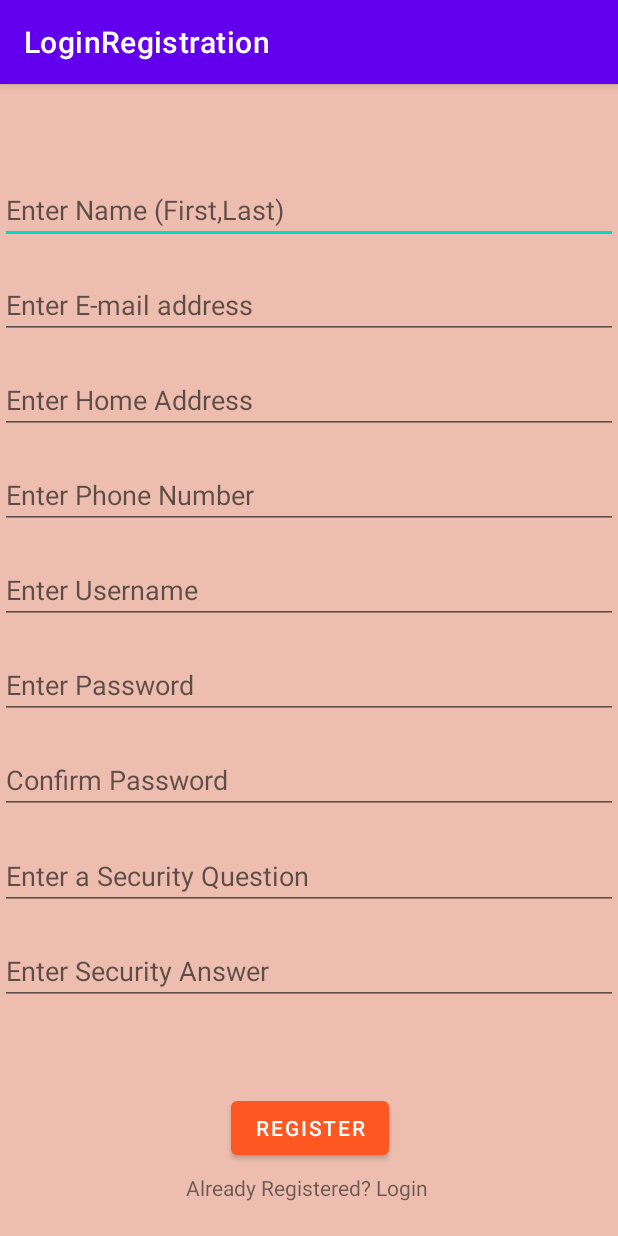
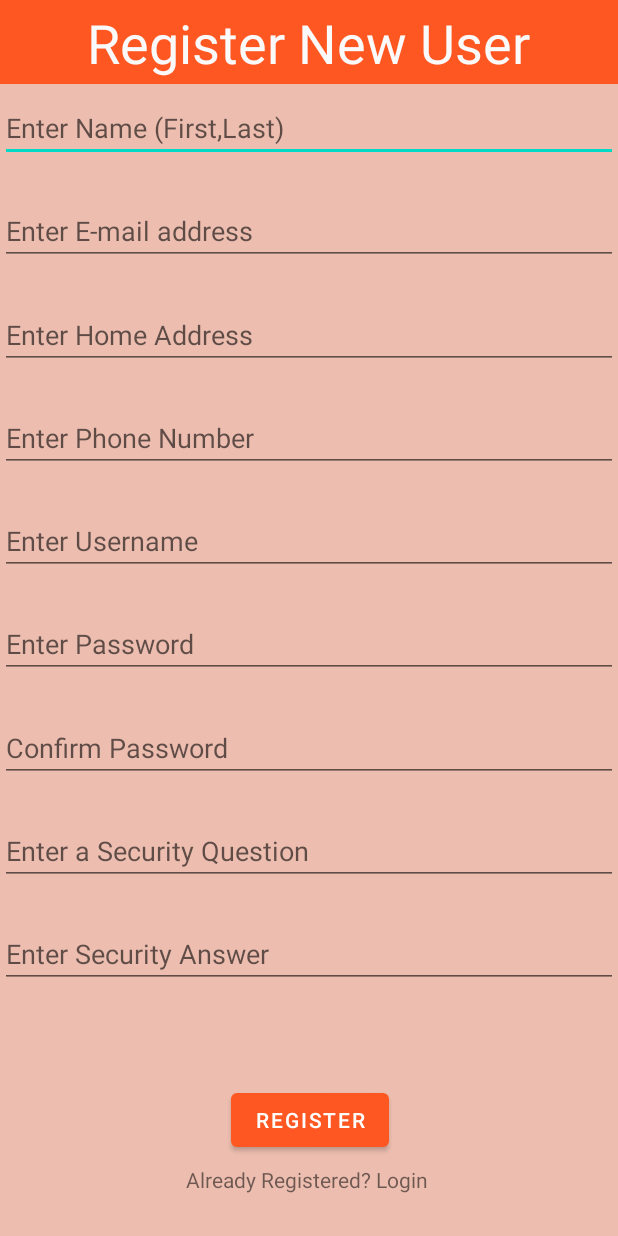
Before and after one commit to devasriwarrier/PHMS, an Android app: the screen it shows after launch (RegisterActivity), after a tap on "Register Here.", on a phone screen of 412 x 824 dp. Run offline under Robolectric (Android 15) with nearby library versions, the phone set to English and light mode, and no system bars.

Commit message:
Jason Password Functionalities

```diff
--- a/app/src/main/java/com/example/loginregistration/DatabaseHelper.java
+++ b/app/src/main/java/com/example/loginregistration/DatabaseHelper.java
@@ -21,11 +21,11 @@ public class DatabaseHelper extends SQLiteOpenHelper {
     public static final String COL_2 = "Username";
     public static final String COL_3 = "Password";
     public static final String COL_4 = "Name";
-    public static final String COL_5 = "Email"; //TODO: Jason remember to handle this
-    public static final String COL_6 = "Address"; //TODO: Jason remember to handle this
-    public static final String COL_7 = "Phone"; //TODO: Jason remember to handle this
-    public static final String COL_8 = "Security_Question"; //TODO: Jason remember to handle this
-    public static final String COL_9 = "Security_Answer"; //TODO: Jason remember to handle this
+    public static final String COL_5 = "Email";
+    public static final String COL_6 = "Address";
+    public static final String COL_7 = "Phone";
+    public static final String COL_8 = "Security_Question";
+    public static final String COL_9 = "Security_Answer";
     public static final String MEDICATION = "medication";
     public static final String COL_10 = "Medication_ID";
     public static final String COL_11 = "Medication_Name";
@@ -33,23 +33,23 @@ public class DatabaseHelper extends SQLiteOpenHelper {
     public static final String COL_13 = "How_Much";
     public static final String COL_14 = "How_Long";
     public static final String COL_15 = "User_ID";
-    public static final String TABLE_NAME_PERSONAL_INFO = "personalInfo";
+    public static final String TABLE_NAME_PERSONAL_INFO = "personalInfo"; // TODO: Devasri
     public static final String COL_16 = "ID"; //all columns in DB
-    public static final String COL_17 = "WEIGHT"; //TODO: Devasri remember to handle this in Monitoring System
+    public static final String COL_17 = "WEIGHT";
     public static final String COL_18 = "HEIGHT";
     public static final String COL_19 = "AGE";
     public static final String COL_20 = "GENDER";
-    public static final String COL_21 = "DOCTOR_NAME"; //TODO: Devasri remember to handle this in Monitoring System
-    public static final String COL_22 = "DOCTOR_EMAIL"; //TODO: Devasri remember to handle this in Monitoring System
+    public static final String COL_21 = "DOCTOR_NAME";
+    public static final String COL_22 = "DOCTOR_EMAIL";
     public static final String COL_23 = "PHARM_NAME";
     public static final String COL_24 = "PHARM_EMAIL";
     public static final String COL_25 = "KIN_NAME";
     public static final String COL_26 = "KIN_EMAIL";
     public static final String COL_27 = "VISIT_DATE";
     public static final String COL_28 = "User_ID";
-    public static String currentUser = "";
-    public static int currentUserID = -1;
-    //TODO: Might need to add variables for "diet"
+    protected static String currentUser = "";
+    protected static int currentUserID = -1;
+    protected static String currentUserEmail = "";
 
     public DatabaseHelper(@Nullable Context context) {
         super(context, DATABASE_NAME, null, 1);
@@ -118,8 +118,6 @@ public class DatabaseHelper extends SQLiteOpenHelper {
         db.close();
 
         return count > 0;
-
-
     }
 
     public boolean addMedication(String medName, String timeToTake, String howMuch, String howLong) {
@@ -139,7 +137,7 @@ public class DatabaseHelper extends SQLiteOpenHelper {
         return res != -1;
     }
 
-    public void setCurrentUserID(String user){
+    protected void setCurrentUserID(String user){
         SQLiteDatabase read = getReadableDatabase();
 
         String[] columns = {COL_1};
@@ -150,6 +148,37 @@ public class DatabaseHelper extends SQLiteOpenHelper {
         cursor.moveToFirst();
         currentUserID = cursor.getInt(0);
         cursor.close();
+    }
+
+    protected void setCurrentUserEmail(){
+        SQLiteDatabase read = getReadableDatabase();
+
+        String[] columns = {COL_5};
+        String selection = COL_1 + "=?" + " and " + COL_2 + "=?";
+        String[] selectionArgs = {String.valueOf(currentUserID), currentUser};
+
+        Cursor cursor = read.query(USER_INFO, columns, selection, selectionArgs, null, null, null);
+        cursor.moveToFirst();
+        currentUserEmail = cursor.getString(0);
+        System.out.println("Current User Email: " + currentUserEmail);
+        cursor.close();
+    }
+
+    public boolean checkPasswordsMatch(String password){
+        System.out.println(password);
+        SQLiteDatabase read = getReadableDatabase();
+
+        String[] columns = {COL_3};
+        String selection = COL_1 + "=?" + " and " + COL_2 + "=?";
+        String[] selectionArgs = {String.valueOf(currentUserID), currentUser};
+
+        Cursor cursor = read.query(USER_INFO, columns, selection, selectionArgs, null, null, null);
+
+        cursor.moveToFirst();
+        String currentPassword = cursor.getString(0);
+        cursor.close();
+        System.out.println("Current password: " + currentPassword);
+        return currentPassword.equals(password);
     }
 
     public Cursor viewMedication(){
--- a/app/src/main/java/com/example/loginregistration/LoginActivity.java
+++ b/app/src/main/java/com/example/loginregistration/LoginActivity.java
@@ -52,6 +52,7 @@ public class LoginActivity<textView> extends AppCompatActivity {
                 Intent HomePage = new Intent(LoginActivity.this, HomeActivity.class);
                 DatabaseHelper.currentUser = user;
                 db.setCurrentUserID(user);
+                db.setCurrentUserEmail();
                 startActivity(HomePage);
             } else {
                 Toast.makeText(LoginActivity.this, "Login Error", Toast.LENGTH_SHORT).show();
--- a/app/src/main/java/com/example/loginregistration/RegisterActivity.java
+++ b/app/src/main/java/com/example/loginregistration/RegisterActivity.java
@@ -1,5 +1,6 @@
 package com.example.loginregistration;
 
+import androidx.appcompat.app.ActionBar;
 import androidx.appcompat.app.AppCompatActivity;
 
 import android.content.Intent;
@@ -27,6 +28,8 @@ public class RegisterActivity extends AppCompatActivity {
     protected void onCreate(Bundle savedInstanceState) {
         super.onCreate(savedInstanceState);
         setContentView(R.layout.activity_register);
+        ActionBar actionBar = getSupportActionBar();
+        actionBar.hide();
 
         db = new DatabaseHelper(this);
         mTextUsername = (EditText) findViewById(R.id.edittext_username);
--- a/app/src/main/java/com/example/loginregistration/ResetPasswordActivity.java
+++ b/app/src/main/java/com/example/loginregistration/ResetPasswordActivity.java
@@ -38,9 +38,7 @@ public class ResetPasswordActivity extends AppCompatActivity {
             String confirmPassword = mEditTextRePasswordReset.getText().toString();
             if (password.equals(confirmPassword)) {
 
-                boolean checkPasswordUpdate = db.updatePassword(username, email, password);
-
-                if (checkPasswordUpdate) {
+                if (db.updatePassword(username, email, password)) {
                     Intent ResetPasswordToLogin = new Intent(ResetPasswordActivity.this, LoginActivity.class);
                     startActivity(ResetPasswordToLogin);
                     Toast.makeText(ResetPasswordActivity.this,"Password Updated Successfully", Toast.LENGTH_SHORT).show();
--- a/app/src/main/res/layout/activity_change_password.xml
+++ b/app/src/main/res/layout/activity_change_password.xml
@@ -102,10 +102,9 @@
         android:layout_height="wrap_content"
         android:layout_marginTop="50dp"
         android:layout_marginBottom="293dp"
-        android:text="@string/change_password"
+        android:text="@string/change_password1"
         app:backgroundTint="#F44336"
         app:layout_constraintBottom_toBottomOf="parent"
-        app:layout_constraintBottom_toOf="parent"
         app:layout_constraintEnd_toEndOf="parent"
         app:layout_constraintStart_toStartOf="parent"
         app:layout_constraintTop_toBottomOf="@+id/editText_NewPasswordConfirm" />
--- a/app/src/main/res/layout/activity_register.xml
+++ b/app/src/main/res/layout/activity_register.xml
@@ -7,6 +7,19 @@
     android:layout_height="match_parent"
     android:background="#EDBEB0"
     tools:context=".RegisterActivity">
+
+    <androidx.appcompat.widget.Toolbar
+        android:id="@+id/toolbar_Register"
+        android:layout_width="match_parent"
+        android:layout_height="wrap_content"
+        android:background="#FF5722"
+        android:minHeight="?attr/actionBarSize"
+        android:theme="?attr/actionBarTheme"
+        app:layout_constraintBottom_toTopOf="@+id/edittext_name"
+        app:layout_constraintEnd_toEndOf="parent"
+        app:layout_constraintStart_toStartOf="parent"
+        app:layout_constraintTop_toTopOf="parent"
+        app:layout_constraintVertical_bias="0.0" />
 
     <EditText
         android:id="@+id/edittext_name"
@@ -186,5 +199,18 @@
         app:layout_constraintTop_toBottomOf="@+id/buttonRegister"
         app:layout_constraintVertical_bias="0.0" />
 
+    <TextView
+        android:id="@+id/textView_registerUser"
+        android:layout_width="wrap_content"
+        android:layout_height="wrap_content"
+        android:text="@string/register_new_user"
+        android:textColor="#FBFAFA"
+        android:textSize="36sp"
+        app:layout_constraintBottom_toBottomOf="@+id/toolbar_Register"
+        app:layout_constraintEnd_toEndOf="@+id/toolbar_Register"
+        app:layout_constraintHorizontal_bias="0.495"
+        app:layout_constraintStart_toStartOf="@+id/toolbar_Register"
+        app:layout_constraintTop_toTopOf="@+id/toolbar_Register" />
+
 
 </androidx.constraintlayout.widget.ConstraintLayout>
```
Also changed, not shown: app/src/main/java/com/example/loginregistration/ChangePasswordActivity.java (+32 -5 lines), app/src/main/res/values/strings.xml (+5 -3 lines).
